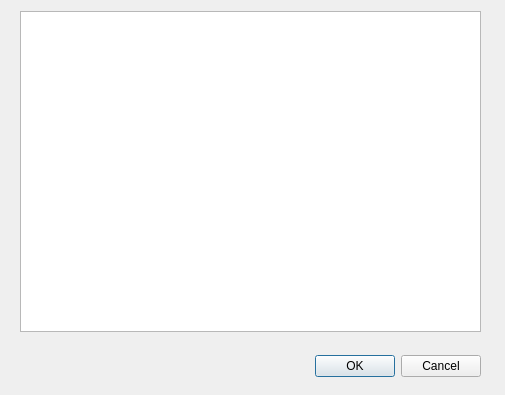
Above: dtablabolas.ui from Crespuig/bolas before the change. Below: the same form after it.
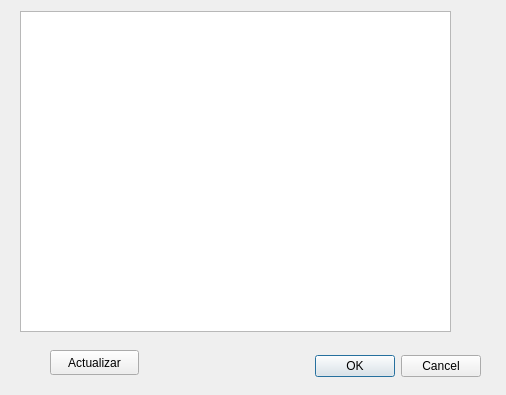
That is the form after the change.

Commit message: colores en tabla, actualizar datos de tabla

Patch:
```diff
--- a/dtablabolas.ui
+++ b/dtablabolas.ui
@@ -6,7 +6,7 @@
    <rect>
     <x>0</x>
     <y>0</y>
-    <width>505</width>
+    <width>506</width>
     <height>395</height>
    </rect>
   </property>
@@ -34,11 +34,24 @@
     <rect>
      <x>20</x>
      <y>11</y>
-     <width>461</width>
+     <width>431</width>
      <height>321</height>
     </rect>
    </property>
   </widget>
+  <widget class="QPushButton" name="botonActualizar">
+   <property name="geometry">
+    <rect>
+     <x>50</x>
+     <y>350</y>
+     <width>89</width>
+     <height>25</height>
+    </rect>
+   </property>
+   <property name="text">
+    <string>Actualizar</string>
+   </property>
+  </widget>
  </widget>
  <resources/>
  <connections>
```
The commit also changes 9 other files.
